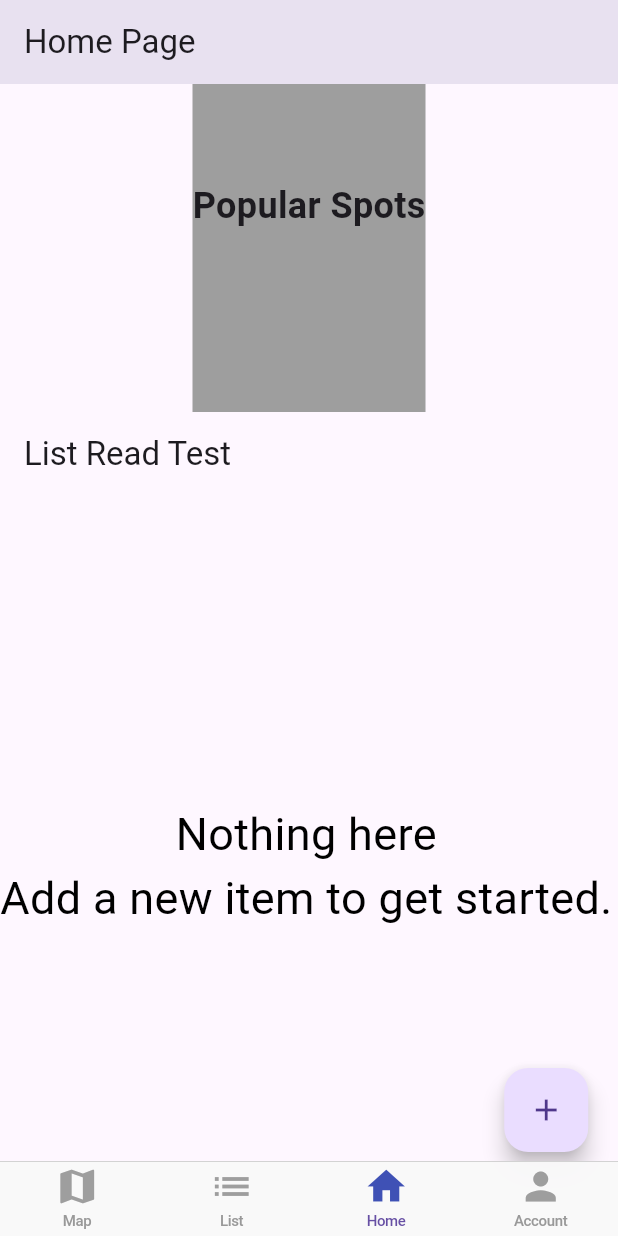
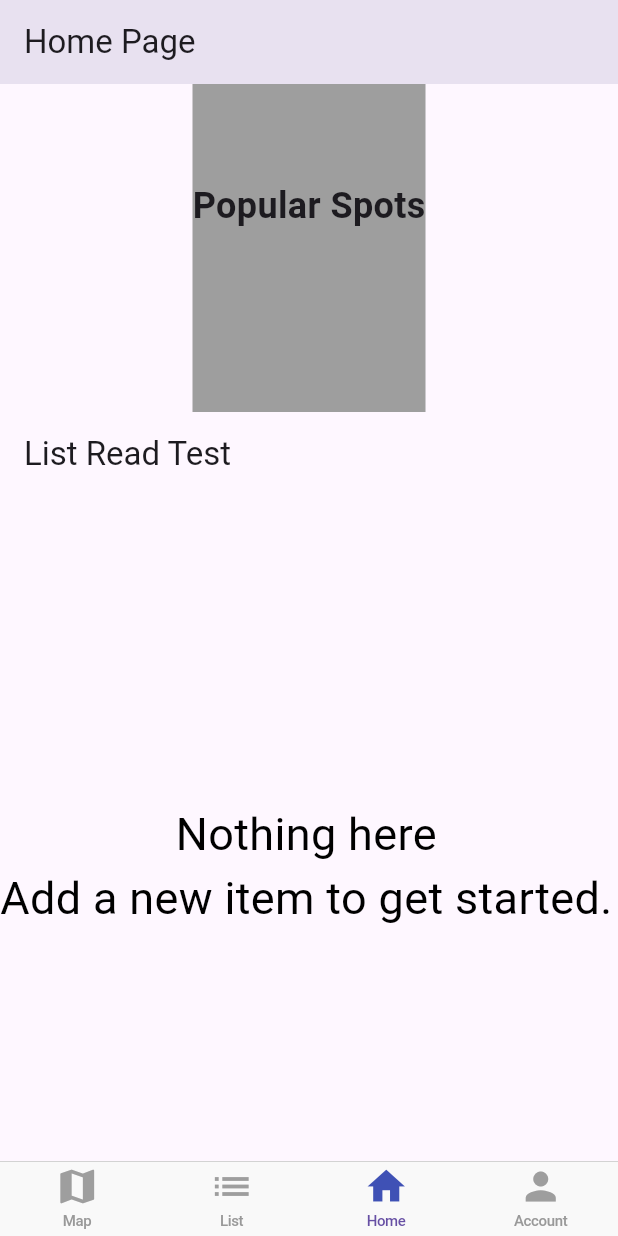
Before and after one commit to cawoolf/list_roamer, a Flutter app: the screen it shows after launch, scrolled down 56 dp, on a phone screen of 412 x 824 dp. Run offline on Flutter 3.47's test engine with Material 3 defaults, Android fonts, the phone set to English and light mode, and no system bars; our stand-ins replace cloud_firestore, firebase_core, google_maps_flutter; accounts and stored records are empty; statements that could not run were skipped.

Commit message:
ui updates

```diff
--- a/assets/scripts/seed_firebase.dart
+++ b/assets/scripts/seed_firebase.dart
@@ -3,7 +3,7 @@ import 'package:firedart/firedart.dart';
 Future<void> main() async {
   Firestore.initialize("listroamer");
 
-  readTest();
+  // readTest();
   writeTest();
 
 }
--- a/lib/pages/home_page.dart
+++ b/lib/pages/home_page.dart
@@ -33,7 +33,7 @@ class HomePage extends StatelessWidget {
             // Bottom 2/3 of the page - List view
             Container(
               height: 2 * MediaQuery.of(context).size.height / 3,
-              child: ListViewPage(onUserListSelected: onUserListSelected), // Placeholder function
+              child: ListViewPage(onUserListSelected: onUserListSelected, displayAddButton: false,), // Placeholder function
             ),
           ],
         ),
--- a/lib/pages/list_view_page.dart
+++ b/lib/pages/list_view_page.dart
@@ -9,10 +9,11 @@ import '../ui_widgets/create_list_modal.dart';
 import 'markers_view_page.dart';
 
 class ListViewPage extends StatelessWidget {
-  const ListViewPage({Key? key, required this.onUserListSelected})
+  const ListViewPage({Key? key, required this.onUserListSelected, required this.displayAddButton})
       : super(key: key);
 
   final Function(UserList) onUserListSelected;
+  final bool displayAddButton;
 
   @override
   Widget build(BuildContext context) {
@@ -51,6 +52,7 @@ class ListViewPage extends StatelessWidget {
                   ),
                 ),
               ),
+              if (displayAddButton) // Conditionally render FloatingActionButton
                 Positioned(
                   bottom: 56.0,
                   right: 16.0,
--- a/lib/pages/maps_page.dart
+++ b/lib/pages/maps_page.dart
@@ -7,10 +7,6 @@ import '../services/database.dart';
 import '../ui_widgets/add_places_modal.dart';
 
 
-// Stateful widget is breaking the onListSelectedCall back. Can't load lists like this, but
-// the performance is better.
-// Basically the widget isn't being rebuilt when a new list is clicked
-// Probably need to add a listner or something
 class MapPage extends StatefulWidget {
   const MapPage({Key? key, required this.userList}) : super(key: key);
   final UserList? userList;
--- a/lib/pages/navigation_page.dart
+++ b/lib/pages/navigation_page.dart
@@ -41,6 +41,7 @@ class _NavigationPageState extends State<NavigationPage> {
           ),
       TabItem.list: (_) => ListViewPage(
             onUserListSelected: _onUserListSelected,
+            displayAddButton: true,
           ),
       TabItem.home: (_) => HomePage(
             onUserListSelected: _onUserListSelected,
```
Lines whose indentation alone changed are shown as unchanged.
